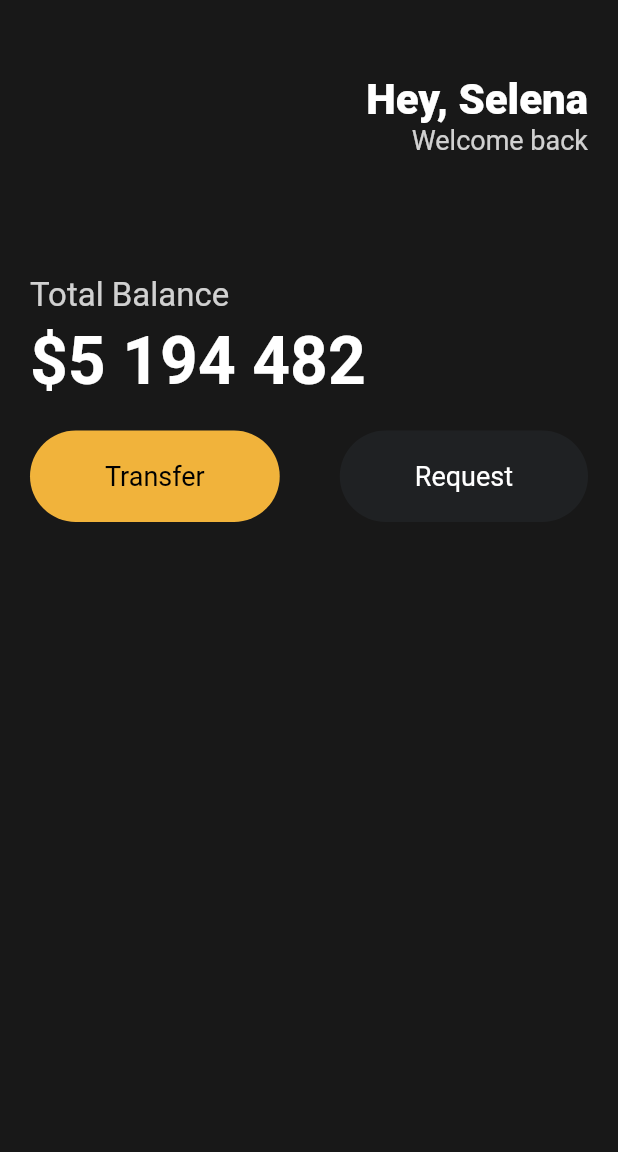
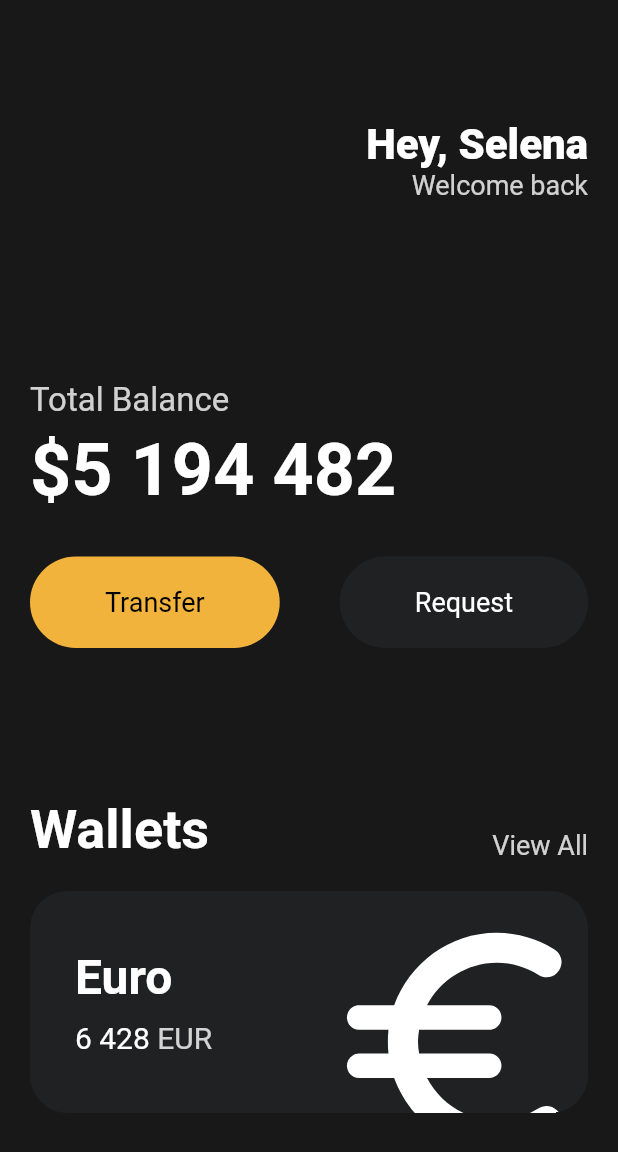
Before and after one commit to ParkKiHun/flutter_toonflix_app, a Flutter app: the screen it shows after launch, on a phone screen of 412 x 824 dp. Shown: the top 1152 px of the screen. Run offline on Flutter 3.47's test engine with Material 2 defaults, Android fonts, the phone set to English and light mode, and no system bars.

Commit message:
3.7 Icons And Transforms

```diff
--- a/lib/main.dart
+++ b/lib/main.dart
@@ -12,20 +12,22 @@ class App extends StatelessWidget {
       home: Scaffold(
         backgroundColor: const Color(0xFF181818),
         body: Padding(
-          padding: const EdgeInsets.symmetric(horizontal: 20),
+          padding: const EdgeInsets.symmetric(
+            horizontal: 20,
+          ),
           child: Column(
             crossAxisAlignment: CrossAxisAlignment.start,
             children: [
               const SizedBox(
-                height: 50,
+                height: 80,
               ),
               Row(
                 mainAxisAlignment: MainAxisAlignment.end,
                 children: [
                   Column(
                     crossAxisAlignment: CrossAxisAlignment.end,
-                    children: [
-                      const Text(
+                    children: const [
+                      Text(
                         'Hey, Selena',
                         style: TextStyle(
                           color: Colors.white,
@@ -36,7 +38,7 @@ class App extends StatelessWidget {
                       Text(
                         'Welcome back',
                         style: TextStyle(
-                          color: Colors.white.withOpacity(0.8),
+                          color: Color.fromRGBO(255, 255, 255, 0.8),
                           fontSize: 18,
                         ),
                       ),
@@ -45,7 +47,7 @@ class App extends StatelessWidget {
                 ],
               ),
               const SizedBox(
-                height: 80,
+                height: 120,
               ),
               Text(
                 'Total Balance',
@@ -60,29 +62,119 @@ class App extends StatelessWidget {
               const Text(
                 '\$5 194 482',
                 style: TextStyle(
-                  fontSize: 44,
+                  fontSize: 48,
                   fontWeight: FontWeight.w600,
                   color: Colors.white,
                 ),
               ),
               const SizedBox(
-                height: 20,
+                height: 30,
               ),
               Row(
                 mainAxisAlignment: MainAxisAlignment.spaceBetween,
                 children: const [
                   Button(
-                    text: "Transfer",
-                    bdColor: Color(0xFFF1B33B),
+                    text: 'Transfer',
+                    bgColor: Color(0xFFF1B33B),
                     textColor: Colors.black,
                   ),
                   Button(
-                    text: "Request",
-                    bdColor: Color(0xFF1F2123),
+                    text: 'Request',
+                    bgColor: Color(0xFF1F2123),
                     textColor: Colors.white,
                   ),
                 ],
-              )
+              ),
+              const SizedBox(
+                height: 100,
+              ),
+              Row(
+                crossAxisAlignment: CrossAxisAlignment.end,
+                mainAxisAlignment: MainAxisAlignment.spaceBetween,
+                children: [
+                  const Text(
+                    'Wallets',
+                    style: TextStyle(
+                      color: Colors.white,
+                      fontSize: 36,
+                      fontWeight: FontWeight.w600,
+                    ),
+                  ),
+                  Text(
+                    'View All',
+                    style: TextStyle(
+                      color: Colors.white.withOpacity(0.8),
+                      fontSize: 18,
+                    ),
+                  ),
+                ],
+              ),
+              const SizedBox(
+                height: 20,
+              ),
+              Container(
+                clipBehavior: Clip.hardEdge,
+                decoration: BoxDecoration(
+                  color: const Color(0xFF1F2123),
+                  borderRadius: BorderRadius.circular(25),
+                ),
+                child: Padding(
+                  padding: const EdgeInsets.all(30),
+                  child: Row(
+                    mainAxisAlignment: MainAxisAlignment.spaceBetween,
+                    children: [
+                      Column(
+                        crossAxisAlignment: CrossAxisAlignment.start,
+                        children: [
+                          const Text(
+                            'Euro',
+                            style: TextStyle(
+                              color: Colors.white,
+                              fontSize: 32,
+                              fontWeight: FontWeight.w600,
+                            ),
+                          ),
+                          const SizedBox(
+                            height: 10,
+                          ),
+                          Row(
+                            children: [
+                              const Text(
+                                '6 428',
+                                style: TextStyle(
+                                  color: Colors.white,
+                                  fontSize: 20,
+                                ),
+                              ),
+                              const SizedBox(
+                                width: 5,
+                              ),
+                              Text(
+                                'EUR',
+                                style: TextStyle(
+                                  color: Colors.white.withOpacity(0.8),
+                                  fontSize: 20,
+                                ),
+                              ),
+                            ],
+                          )
+                        ],
+                      ),
+                      Transform.scale(
+                        scale: 2.2,
+                        child: Transform.translate(
+                          offset: const Offset(-5, 12),
+                          child: const Icon(
+                            Icons.euro_rounded,
+                            color: Colors.white,
+                            size: 88,
+                          ),
+                        ),
+                      )
+                    ],
+                  ),
+                ),
+              ),
             ],
           ),
         ),
--- a/lib/widgets/button.dart
+++ b/lib/widgets/button.dart
@@ -2,13 +2,13 @@ import 'package:flutter/material.dart';
 
 class Button extends StatelessWidget {
   final String text;
-  final Color bdColor;
+  final Color bgColor;
   final Color textColor;
 
   const Button({
     super.key,
     required this.text,
-    required this.bdColor,
+    required this.bgColor,
     required this.textColor,
   });
 
@@ -17,7 +17,7 @@ class Button extends StatelessWidget {
     return Container(
       decoration: BoxDecoration(
         borderRadius: BorderRadius.circular(45),
-        color: bdColor,
+        color: bgColor,
       ),
       child: Padding(
         padding: const EdgeInsets.symmetric(
```
